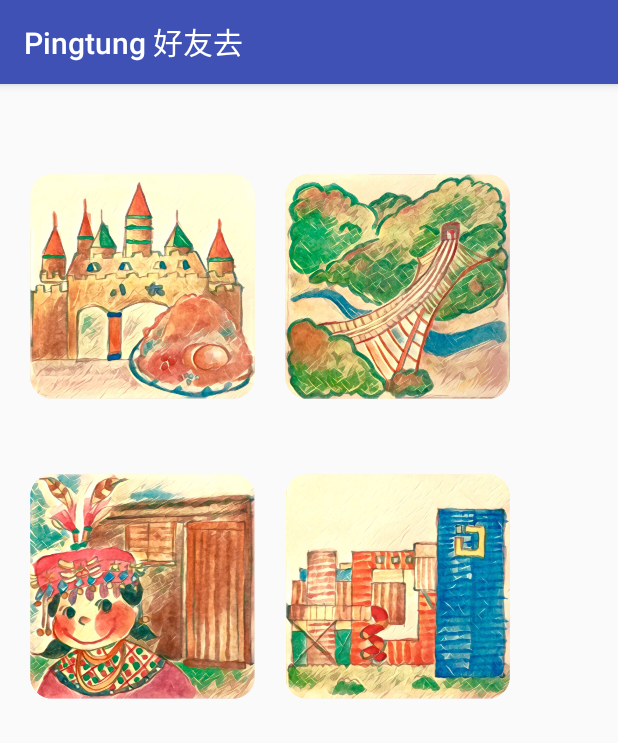
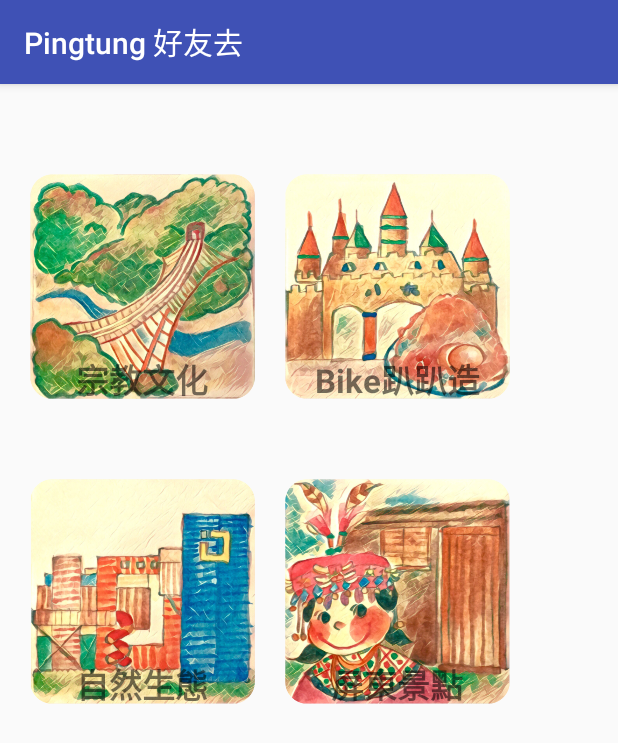
Before and after one commit to rabrador/dep_travel, an Android app: the Hot screen opened directly, with no data from a screen before it, on a phone screen of 412 x 824 dp. Shown: the top 743 px of the screen. Run offline under Robolectric (Android 15) with nearby library versions, the phone set to English and light mode, and no system bars.

Commit message:
add text for image

```diff
--- a/app/src/main/java/com/example/han/newtravel30/AR/ARActivity.java
+++ b/app/src/main/java/com/example/han/newtravel30/AR/ARActivity.java
@@ -59,7 +59,7 @@ public class ARActivity extends AppCompatActivity implements LocationListener {
     /*********************
      * DEFINE VARIABLE
      ********************/
-    private final boolean DEBUG_MESSAGE = true;
+    private final boolean DEBUG_MESSAGE = false;
     private final boolean TEST_TRACE_CODE = true;
     private final int REQUEST_CAMERA = 1;
     public static final int REQUEST_LOCATION = 2;
--- a/app/src/main/res/layout/activity_hot.xml
+++ b/app/src/main/res/layout/activity_hot.xml
@@ -2,6 +2,52 @@
 <RelativeLayout xmlns:android="http://schemas.android.com/apk/res/android"
     android:layout_width="match_parent"
     android:layout_height="match_parent">
+
+    <LinearLayout
+        android:orientation="vertical"
+        android:layout_width="wrap_content"
+        android:layout_height="wrap_content"
+        android:weightSum="6"
+        android:layout_marginLeft="190dp">
+
+        <ImageButton
+            android:layout_width="150dp"
+            android:layout_height="150dp"
+            android:layout_marginTop="60dp"
+            android:background="@drawable/image_hot_c"
+            android:layout_weight="1"
+            android:id="@+id/imgBtnC" />
+
+        <TextView
+            android:text="Bike趴趴造"
+            android:layout_width="match_parent"
+            android:layout_height="wrap_content"
+            android:layout_marginTop="-30dp"
+            android:id="@+id/textView9"
+            android:layout_weight="1"
+            android:textSize="22sp"
+            android:textAlignment="center"
+            android:textStyle="bold" />
+
+        <ImageButton
+            android:layout_width="150dp"
+            android:layout_height="150dp"
+            android:layout_marginTop="50dp"
+            android:background="@drawable/image_hot_d"
+            android:layout_weight="1"
+            android:id="@+id/imgBtnD" />
+
+        <TextView
+            android:text="屏東景點"
+            android:layout_width="match_parent"
+            android:layout_height="wrap_content"
+            android:layout_marginTop="-30dp"
+            android:id="@+id/textViewD"
+            android:layout_weight="1"
+            android:textSize="22sp"
+            android:textAlignment="center"
+            android:textStyle="bold" />
+    </LinearLayout>
 
     <LinearLayout
         android:orientation="vertical"
@@ -15,40 +61,43 @@
             android:layout_height="150dp"
             android:layout_marginTop="60dp"
             android:layout_gravity="center"
-            android:background="@drawable/image_hot_c"
-            android:id="@+id/imgBtnC"
-            android:layout_weight="1"/>
+            android:background="@drawable/image_hot_a"
+            android:id="@+id/imgBtnA"
+            android:layout_weight="1"
+            android:alpha="10" />
+
+        <TextView
+            android:text="宗教文化"
+            android:layout_width="match_parent"
+            android:layout_height="wrap_content"
+            android:layout_marginTop="-30dp"
+            android:id="@+id/textViewA"
+            android:layout_weight="1"
+            android:textAlignment="center"
+            android:textAllCaps="true"
+            android:textSize="22sp"
+            android:textStyle="bold" />
 
         <ImageButton
             android:layout_width="150dp"
             android:layout_height="150dp"
             android:layout_marginTop="50dp"
-            android:background="@drawable/image_hot_d"
-            android:id="@+id/imgBtnD"
+            android:background="@drawable/image_hot_b"
+            android:id="@+id/imgBtnB"
             android:layout_weight="1"/>
+
+        <TextView
+            android:text="自然生態"
+            android:layout_width="match_parent"
+            android:layout_height="wrap_content"
+            android:layout_marginTop="-30dp"
+            android:id="@+id/textViewB"
+            android:layout_weight="1"
+            android:textAlignment="center"
+            android:textAllCaps="true"
+            android:textSize="22sp"
+            android:textStyle="bold" />
     </LinearLayout>
 
-    <LinearLayout
-        android:orientation="vertical"
-        android:layout_width="wrap_content"
-        android:layout_height="wrap_content"
-        android:weightSum="6"
-        android:layout_marginLeft="190dp">
 
-        <ImageButton
-            android:layout_width="150dp"
-            android:layout_height="150dp"
-            android:layout_marginTop="60dp"
-            android:background="@drawable/image_hot_a"
-            android:layout_weight="1"
-            android:id="@+id/imgBtnA" />
-        <ImageButton
-            android:layout_width="150dp"
-            android:layout_height="150dp"
-            android:layout_marginTop="50dp"
-            android:background="@drawable/image_hot_b"
-            android:layout_weight="1"
-            android:id="@+id/imgBtnB" />
-
-    </LinearLayout>
 </RelativeLayout>
--- a/app/src/main/res/layout/activity_list_content.xml
+++ b/app/src/main/res/layout/activity_list_content.xml
@@ -27,7 +27,8 @@
             android:orientation="horizontal"
             android:layout_width="match_parent"
             android:layout_height="70dp"
-            android:layout_marginTop="10dp">
+            android:layout_marginTop="10dp"
+            android:weightSum="1">
             <ImageButton
                 android:layout_width="70dp"
                 android:layout_height="55dp"
@@ -36,12 +37,31 @@
                 android:background="@drawable/image_map_hot"
                 android:id="@+id/imageButtonMap" />
 
+            <TextView
+                android:text="景點導航"
+                android:layout_width="50dp"
+                android:layout_height="40dp"
+                android:layout_marginLeft="-65dp"
+                android:layout_marginTop="35dp"
+                android:id="@+id/textView2"
+                android:layout_weight="0.12"
+                android:textSize="15sp" />
+
             <ImageButton
                 android:layout_width="70dp"
                 android:layout_height="55dp"
                 android:layout_marginLeft="20dp"
                 android:background="@drawable/image_like_hot"
                 android:id="@+id/imageButtonFBLike" />
+            <TextView
+                android:text="定位打卡"
+                android:layout_width="50dp"
+                android:layout_height="40dp"
+                android:layout_marginLeft="-65dp"
+                android:layout_marginTop="35dp"
+                android:id="@+id/textView"
+                android:layout_weight="0.12"
+                android:textSize="15sp" />
         </LinearLayout>
 
         <TextView
```
Also changed, not shown: app/src/main/res/drawable/image_back_hot.PNG (added).
